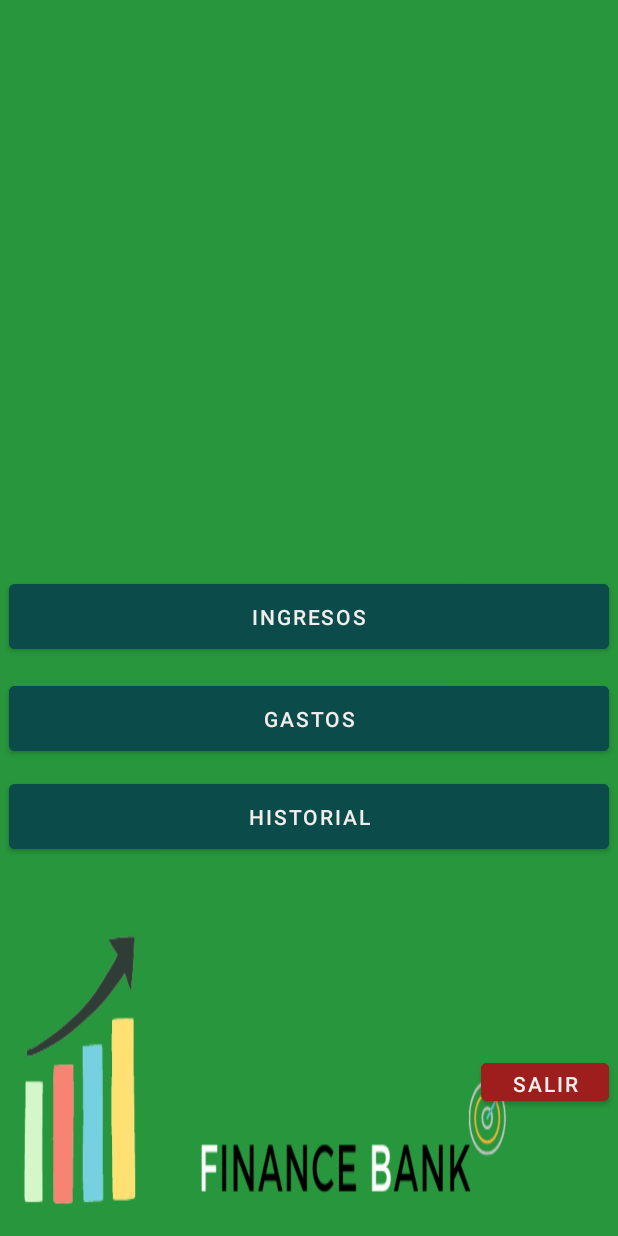
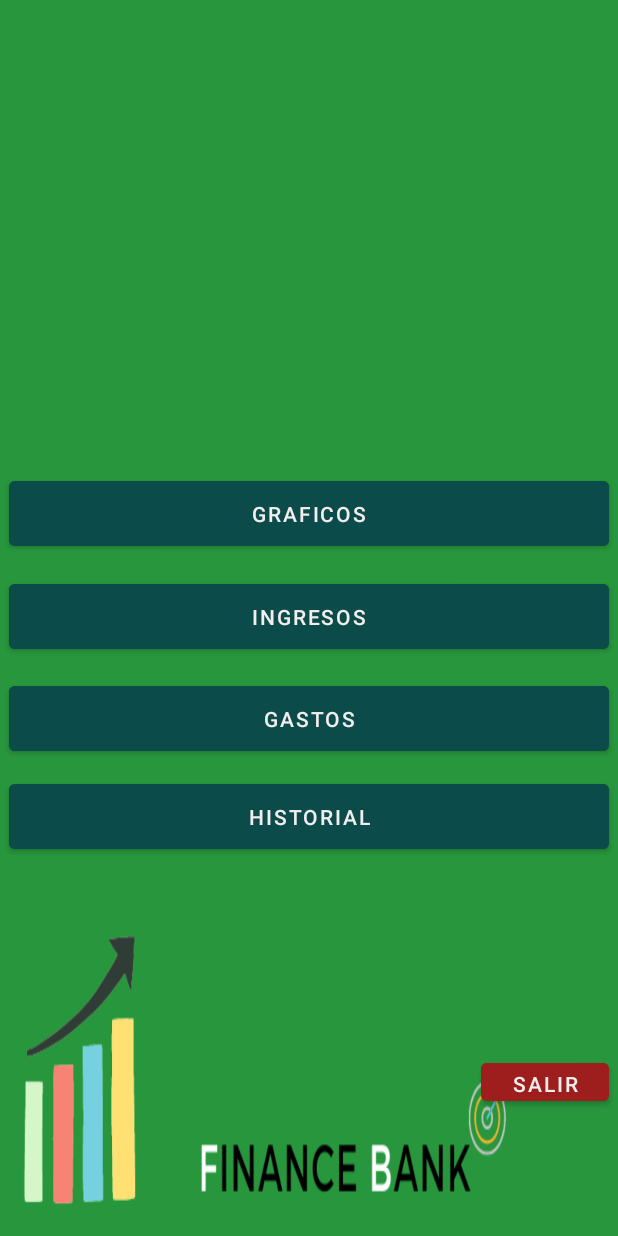
Before and after one commit to alfonsopizarro/Financebank, an Android app: the pantallaprincipal screen opened directly, with no data from a screen before it, on a phone screen of 412 x 824 dp. Run offline under Robolectric (Android 15) with nearby library versions, the light colour scheme and no system bars.

Commit message:
actualizacion funcion botones
tambien clases funciones
y activitys nueva

```diff
--- a/app/src/main/java/com/example/financebank/pantallaprincipal.kt
+++ b/app/src/main/java/com/example/financebank/pantallaprincipal.kt
@@ -8,6 +8,7 @@ import android.widget.Toast
 import androidx.appcompat.app.AppCompatActivity
 import kotlinx.android.synthetic.main.activity_registroactivity.*
 import kotlinx.android.synthetic.main.activity_main.*
+import kotlinx.android.synthetic.main.activity_pantalla_principal.*
 
 
 class pantallaprincipal: AppCompatActivity() {
@@ -15,6 +16,29 @@ class pantallaprincipal: AppCompatActivity() {
         super.onCreate(savedInstanceState)
         setContentView(R.layout.activity_pantalla_principal)
         supportActionBar?.hide()
+
+
+        botongraficos.setOnClickListener{
+            val intent= Intent(this,graficos::class.java)
+            startActivity(intent)
+        }
+
+        botoningresos.setOnClickListener{
+            val intent= Intent(this,ingresos::class.java)
+            startActivity(intent)
+        }
+
+        botongastos.setOnClickListener{
+            val intent= Intent(this,gastos::class.java)
+            startActivity(intent)
+        }
+
+        botonhistorial.setOnClickListener{
+            val intent= Intent(this,historial::class.java)
+            startActivity(intent)
+        }
+
+
     }
 
 }
--- /dev/null
+++ b/app/src/main/res/layout/activity_graficos.xml
@@ -0,0 +1,6 @@
+<?xml version="1.0" encoding="utf-8"?>
+<androidx.constraintlayout.widget.ConstraintLayout xmlns:android="http://schemas.android.com/apk/res/android"
+    android:layout_width="match_parent"
+    android:layout_height="match_parent">
+
+</androidx.constraintlayout.widget.ConstraintLayout>
--- a/app/src/main/res/layout/activity_pantalla_principal.xml
+++ b/app/src/main/res/layout/activity_pantalla_principal.xml
@@ -7,7 +7,7 @@
     android:background="@drawable/foto33">
 
     <Button
-        android:id="@+id/button"
+        android:id="@+id/botoningresos"
         android:layout_width="400dp"
         android:layout_height="55dp"
         android:layout_marginStart="5dp"
@@ -23,7 +23,7 @@
         app:layout_constraintTop_toTopOf="parent" />
 
     <Button
-        android:id="@+id/button2"
+        android:id="@+id/botongastos"
         android:layout_width="400dp"
         android:layout_height="55dp"
         android:layout_marginStart="5dp"
@@ -39,7 +39,7 @@
         app:layout_constraintTop_toTopOf="parent" />
 
     <Button
-        android:id="@+id/button3"
+        android:id="@+id/botonhistorial"
         android:layout_width="400dp"
         android:layout_height="55dp"
         android:layout_marginStart="5dp"
@@ -71,4 +71,20 @@
         app:layout_constraintTop_toTopOf="parent"
         tools:ignore="TouchTargetSizeCheck" />
 
+    <Button
+        android:id="@+id/botongraficos"
+        android:layout_width="400dp"
+        android:layout_height="55dp"
+        android:layout_marginStart="5dp"
+        android:layout_marginTop="232dp"
+        android:layout_marginEnd="6dp"
+        android:layout_marginBottom="372dp"
+        android:backgroundTint="#0B4C4A"
+        android:text="Graficos"
+        android:textColor="#F3EEEE"
+        app:layout_constraintBottom_toBottomOf="parent"
+        app:layout_constraintEnd_toEndOf="parent"
+        app:layout_constraintStart_toStartOf="parent"
+        app:layout_constraintTop_toTopOf="parent" />
+
 </androidx.constraintlayout.widget.ConstraintLayout>
```
Also changed, not shown: app/src/main/java/com/example/financebank/gastos.kt (added, +12 -0 lines), app/src/main/java/com/example/financebank/graficos.kt (added, +12 -0 lines), app/src/main/java/com/example/financebank/ingresos.kt (added, +12 -0 lines).
